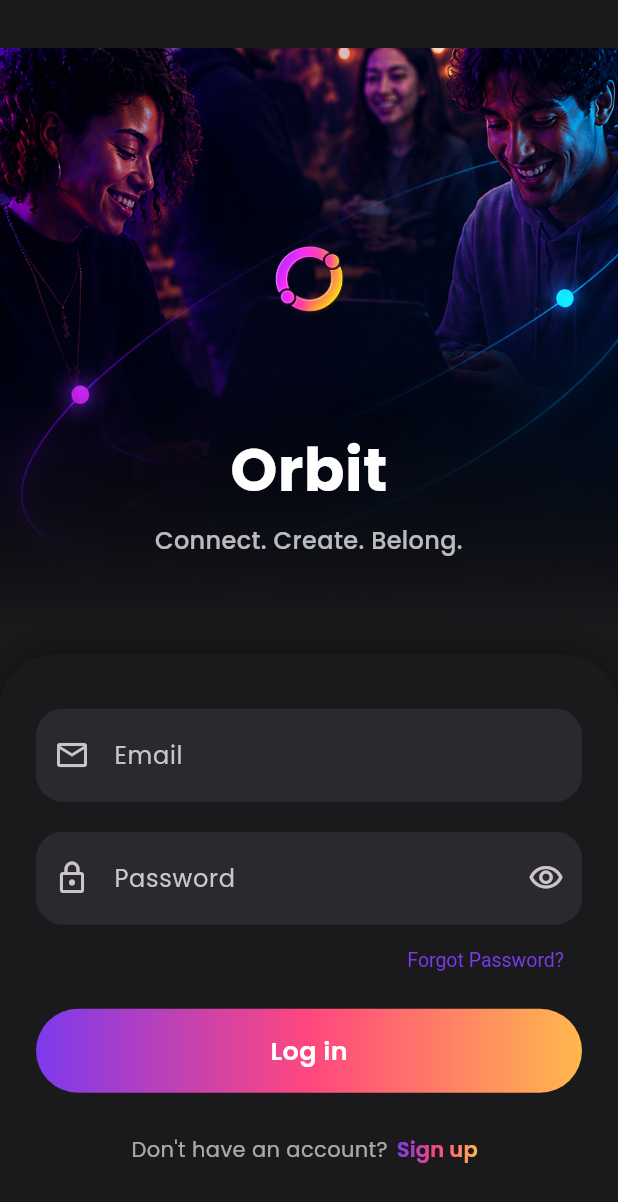
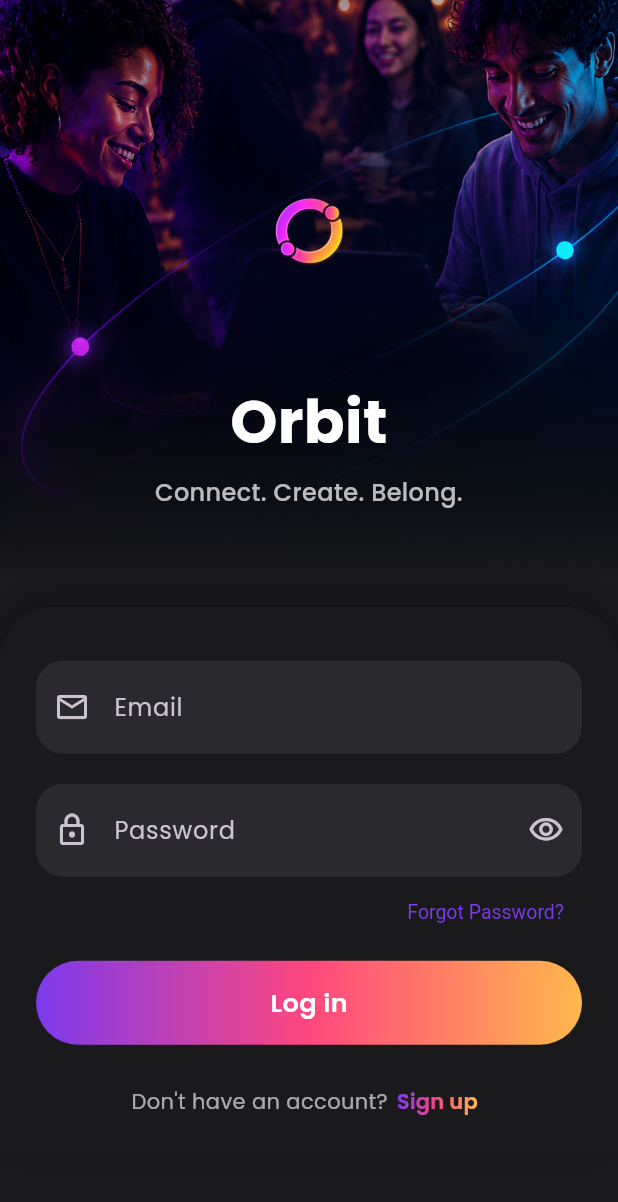
Before and after one commit to husam595habash/Orbit, a Flutter app: the screen it shows after launch, on a phone screen of 412 x 824 dp. Shown: the top 1202 px of the screen. Run offline on Flutter 3.47's test engine with Material 3 defaults, Android fonts, the phone set to English and light mode, and no system bars; our stand-ins replace dio, flutter_riverpod, flutter_secure_storage, google_fonts.

Commit message:
feat: extend hero image edge-to-edge behind status bar / Dynamic Island

```diff
--- a/frontend/lib/features/auth/view/login_page.dart
+++ b/frontend/lib/features/auth/view/login_page.dart
@@ -19,7 +19,6 @@ class LoginPage extends ConsumerStatefulWidget {
 class _LoginPageState extends ConsumerState<LoginPage>
     with SingleTickerProviderStateMixin {
   static const _heroHeightFraction = 0.52;
-  static const _heroTopGap = 32.0;
   static const _cardTopRadius = 36.0;
   static const _horizontalPadding = 24.0;
   static const _cardOverlap = 24.0;
@@ -87,9 +86,6 @@ class _LoginPageState extends ConsumerState<LoginPage>
         ? authState.error.toString()
         : null;
     final heroHeight = MediaQuery.of(context).size.height * _heroHeightFraction;
-    // The visible gap must clear the status bar/notch inset, or it's
-    // invisible — swallowed entirely by that system overlay.
-    final heroTopGap = MediaQuery.of(context).padding.top + _heroTopGap;
 
     return Scaffold(
       backgroundColor: AppColors.backgroundDark,
@@ -99,26 +95,23 @@ class _LoginPageState extends ConsumerState<LoginPage>
           child: Column(
             crossAxisAlignment: CrossAxisAlignment.stretch,
             children: [
-              SizedBox(height: heroTopGap),
               SizedBox(
                 height: heroHeight,
                 child: Stack(
                   fit: StackFit.expand,
                   children: [
+                    // Hero image bleeds all the way to the top of the screen,
+                    // behind the status bar and Dynamic Island.
                     Image.asset(
                       'assets/images/login background.png',
                       fit: BoxFit.cover,
                     ),
+                    // Bottom fade so the image dissolves into the dark card.
                     const DecoratedBox(
                       decoration: BoxDecoration(
                         gradient: LinearGradient(
                           begin: Alignment.topCenter,
                           end: Alignment.bottomCenter,
-                          // The fade lives entirely in the bottom ~50%, and
-                          // reaches full opacity well before the very edge
-                          // (a flat solid buffer) so the card — which
-                          // overlaps upward into this zone — always meets
-                          // pure backgroundDark with no visible seam.
                           stops: [0.5, 0.9, 1.0],
                           colors: [
                             Colors.transparent,
@@ -128,6 +121,23 @@ class _LoginPageState extends ConsumerState<LoginPage>
                         ),
                       ),
                     ),
+                    // Subtle top gradient so the status bar text/icons remain
+                    // readable (≈25 % black → transparent over the top 20 %).
+                    DecoratedBox(
+                      decoration: BoxDecoration(
+                        gradient: LinearGradient(
+                          begin: Alignment.topCenter,
+                          end: Alignment.bottomCenter,
+                          stops: const [0.0, 0.20],
+                          colors: [
+                            Colors.black.withValues(alpha: 0.25),
+                            Colors.transparent,
+                          ],
+                        ),
+                      ),
+                    ),
+                    // Logo and title respect the safe area (notch / Dynamic
+                    // Island) while the image behind them does not.
                     const SafeArea(
                       bottom: false,
                       child: Center(child: LogoHeader()),
```
